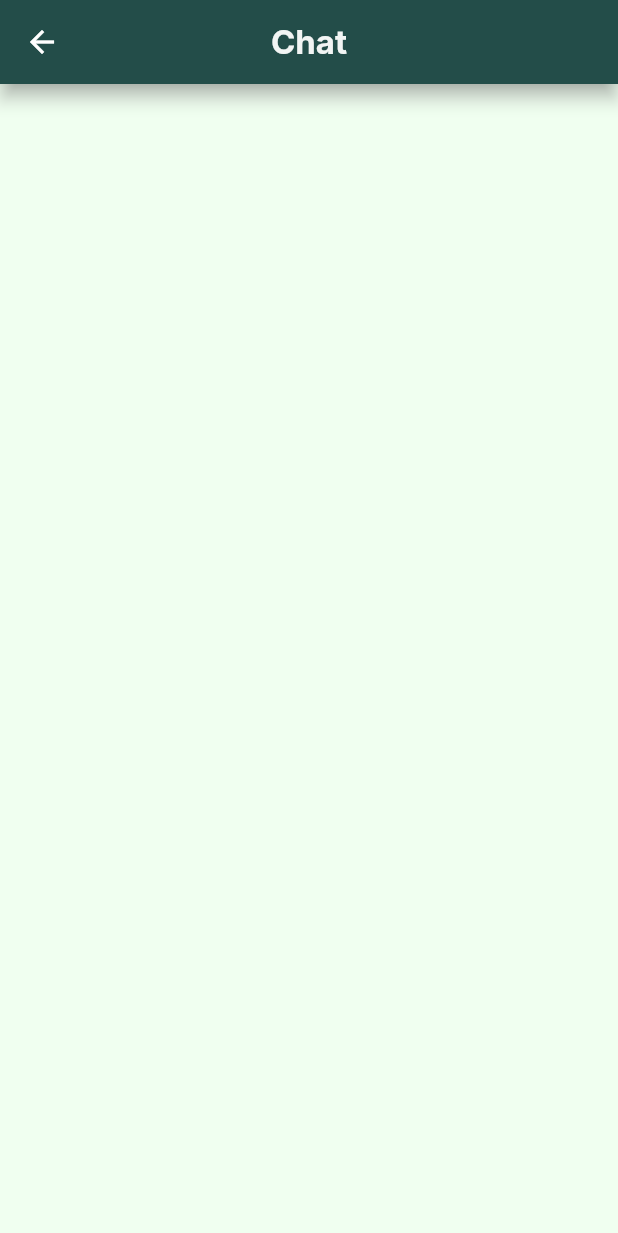
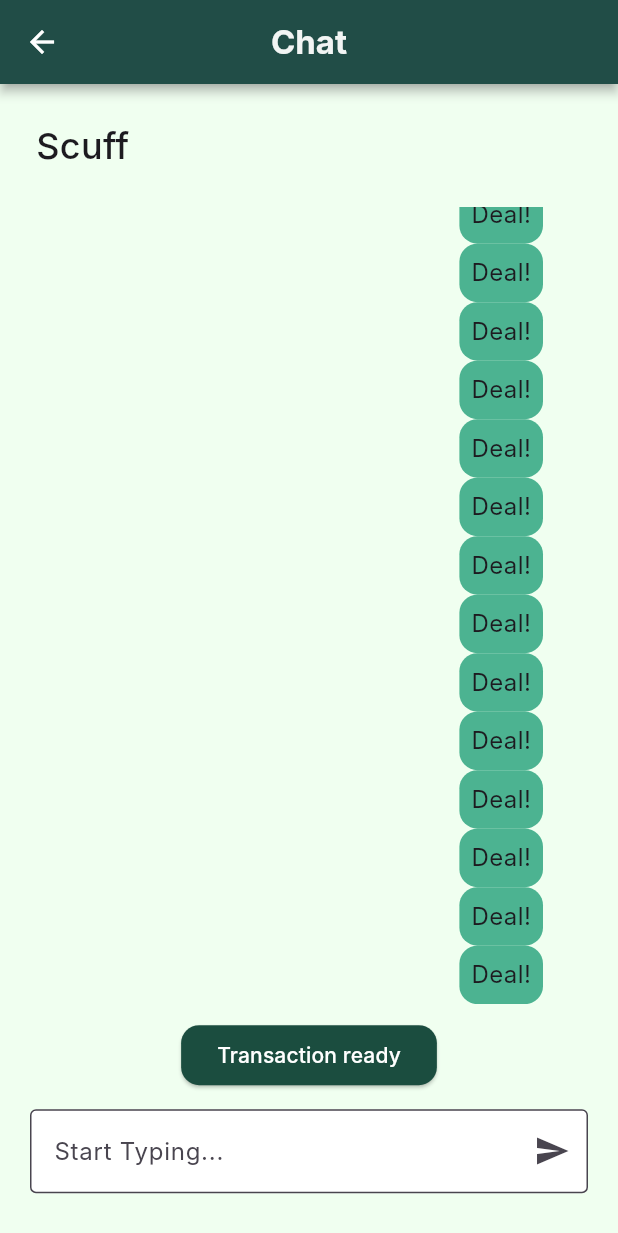
Before and after one commit to Integrated-Project-2-Needful/NeedFul, a Flutter app: the ChatLog screen opened directly, after a tap on "Scuff", on a phone screen of 412 x 824 dp. Shown: the top 1233 px of the screen. Run offline on Flutter 3.47's test engine with Material 3 defaults, Android fonts, the phone set to English and light mode, and no system bars; our stand-ins replace dio, image_picker; missing offline and left inert: flutter_floating_bottom_bar; network calls fail; Roboto replaces fonts that are missing (Inter).

Commit message:
Add chat

```diff
--- a/needful/lib/Components/integrate_model.dart
+++ b/needful/lib/Components/integrate_model.dart
@@ -122,3 +122,29 @@ class MessageLog {
     );
   }
 }
+
+class MessagePerUser {
+  final int messageid;
+  final int userid;
+  final String img;
+  final String username;
+  final String message;
+
+  MessagePerUser({
+    required this.messageid,
+    required this.userid,
+    required this.img,
+    required this.username,
+    required this.message,
+  });
+
+  factory MessagePerUser.fromJson(Map<String, dynamic> json) {
+    return MessagePerUser(
+      messageid: json['messageid'],
+      userid: json['userid'],
+      username: json['username'],
+      message: json['message'],
+      img: json['img'],
+    );
+  }
+}
--- a/needful/lib/Pages/Auth/login.dart
+++ b/needful/lib/Pages/Auth/login.dart
@@ -45,6 +45,13 @@ class _LoginPageState extends State<LoginPage> {
       _showErrorMessage('Login Failed');
     }
   }
+
+  @override
+void dispose() {
+  emailController.dispose();
+  passwordController.dispose();
+  super.dispose();
+}
 
   Future<Response> _makeLoginRequest(Map<String, dynamic> data) async {
     return dio.post(
--- a/needful/lib/Pages/Chats/ChatLog.dart
+++ b/needful/lib/Pages/Chats/ChatLog.dart
@@ -40,57 +40,57 @@ class _ChatLogState extends State<ChatLog> {
   Future<List<MessageLog>> fetchMessages() async {
   // Mock data (using your provided structure)
   final List<Map<String, dynamic>> mockData = [
+    // {
+    //   'userid': 1,
+    //   'messageUserId': 1,
+    //   'username': 'JohnDoe',
+    //   'latestMessage': 'I need the item now!',
+    //   'img': 'https://img.freepik.com/free-photo/zen-balancing-pebbles-misty-lake_53876-138198.jpg',
+    // },
     {
       'userid': 1,
       'messageUserId': 2,
-      'username': 'JohnDoe',
-      'latestMessage': 'I need the item now!',
-      'img': 'https://img.freepik.com/free-photo/zen-balancing-pebbles-misty-lake_53876-138198.jpg',
-    },
-    {
-      'userid': 3,
-      'messageUserId': 4,
       'username': 'Scuff',
-      'latestMessage': 'Hello, John!',
+      'latestMessage': 'Deal!',
       'img': 'https://i.ibb.co/3FDQHgV/362276652-1731342663961535-5299935558991469373-n.jpg',
     },
     {
-      'userid': 5,
+      'userid': 1,
       'messageUserId': 6,
       'username': 'BunnyGirl',
       'latestMessage': 'Meeting tomorrow?',
       'img': 'https://i.ibb.co/qxYnyxS/55555754-p0-master1200.jpg',
     },
     {
-      'userid': 5,
+      'userid': 1,
       'messageUserId': 6,
       'username': 'BunnyGirl',
       'latestMessage': 'Meeting tomorrow?',
       'img': 'https://i.ibb.co/qxYnyxS/55555754-p0-master1200.jpg',
     },
     {
-      'userid': 5,
+      'userid': 1,
       'messageUserId': 6,
       'username': 'BunnyGirl',
       'latestMessage': 'Meeting tomorrow?',
       'img': 'https://i.ibb.co/qxYnyxS/55555754-p0-master1200.jpg',
     },
     {
-      'userid': 5,
+      'userid': 2,
       'messageUserId': 6,
       'username': 'BunnyGirl',
       'latestMessage': 'Meeting tomorrow?',
       'img': 'https://i.ibb.co/qxYnyxS/55555754-p0-master1200.jpg',
     },
     {
-      'userid': 5,
+      'userid': 3,
       'messageUserId': 6,
       'username': 'BunnyGirl',
       'latestMessage': 'Meeting tomorrow?',
       'img': 'https://i.ibb.co/qxYnyxS/55555754-p0-master1200.jpg',
     },
     {
-      'userid': 5,
+      'userid': 3,
       'messageUserId': 6,
       'username': 'BunnyGirl',
       'latestMessage': 'Meeting tomorrow?',
@@ -164,6 +164,7 @@ class _ChatLogState extends State<ChatLog> {
                           itemBuilder: (context, index) {
                             final messagesList = messages[index];
                             return messageCard(
+                              userId: messagesList.userid,
                               messageUserId: messagesList.messageUserId,
                               username: messagesList.username,
                               img: messagesList.img,
--- a/needful/lib/Pages/Chats/ChatRoom.dart
+++ b/needful/lib/Pages/Chats/ChatRoom.dart
@@ -1,18 +1,23 @@
 import 'package:flutter/material.dart';
 import 'package:needful/Utils/color_use.dart';
+import 'package:needful/Utils/text_use.dart';
+import 'package:needful/widgets/chat_bubble.dart';
+import 'package:needful/widgets/text_form.dart';
 import 'package:needful/widgets/title_bar.dart';
 
 class ChatRoom extends StatefulWidget {
-  final int? messageUserId;
-  final int? userId;
+  final int messageUserId;
+  final int userId;
+  final String messageUsername;
 
-  const ChatRoom({super.key, this.messageUserId, this.userId});
+  const ChatRoom({super.key, required this.messageUserId, required this.userId, required this.messageUsername});
 
   @override
   State<ChatRoom> createState() => _ChatRoomState();
 }
 
 class _ChatRoomState extends State<ChatRoom> {
+  bool _isButtonPressed = false;
   @override
   Widget build(BuildContext context) {
     return Scaffold(
@@ -21,8 +26,73 @@ class _ChatRoomState extends State<ChatRoom> {
         backgroundColor: colorUse.primaryColor,
         title: 'Chat',
         centerTitle: true,
-        ),
-        // body: ,
+      ),
+      body: Column(
+        children: [
+          Flexible( // UserInfo part
+            flex: 1,
+            fit: FlexFit.loose,
+            child: Padding(
+              padding: const EdgeInsets.all(24.0),
+              child: Row(
+                mainAxisAlignment: MainAxisAlignment.spaceBetween,
+                children: [
+                  Text(
+                    widget.messageUsername,
+                    style: const TextStyle(fontSize: 24, fontWeight: FontWeight.w500),
+                  ),
+                  // const Icon(Icons.more_horiz)
+                ],
+              ),
+            ),
+          ),
+          Expanded(
+            flex: 6,
+            // fit: FlexFit.tight,
+            child: ChatBubble(
+              userId: widget.userId,
+              messageUserId: widget.messageUserId,
+              messageUsername: widget.messageUsername,
+            ),
+          ),
+          // Fixed bottom input area
+          Padding(
+            padding: EdgeInsets.all(2),
+            child: Flexible(
+              flex: 2,
+              fit: FlexFit.tight,
+              child: Container( // Wrap input area in a Container
+                padding: const EdgeInsets.symmetric(horizontal: 16, vertical: 8),
+                child: Column(
+                  children: [
+                    ElevatedButton(
+                      child: _isButtonPressed ? Text('Complete transaction',style: TextStyle(color: const Color(0xFF000000)))
+                                              : Text('Transaction ready',style: TextStyle(color: Colors.white)),
+                      style: ElevatedButton.styleFrom(
+                        backgroundColor: _isButtonPressed ? colorUse.accent : colorUse.primaryColor,
+                        shape: RoundedRectangleBorder(
+                          borderRadius: BorderRadius.circular(12)
+                        )
+                      ),
+                      onPressed: () {
+                        setState(() {
+                          _isButtonPressed = !_isButtonPressed; // Toggle the pressed state
+                        });
+                      },
+                    ),
+                    TextForm(
+                      decorationAsSendIcon: true,
+                      label: 'Start Typing...',
+                      filled: true,
+                      maxLine: 1,
+                    ),
+                  ],
+                ),
+              ),
+            ),
+          ),
+        ],
+      ),
     );
   }
 }
--- a/needful/lib/Utils/color_use.dart
+++ b/needful/lib/Utils/color_use.dart
@@ -17,4 +17,5 @@ class colorUse {
   static const textFriend = Color.fromARGB(185, 109, 42, 128);
   static const appBarColor = Color(0xFF1B4D3F);
   static const backgroundColor = Color(0xFFF0FFF0);
+  static const accent = Color(0xFFFCDDA2);
 }
--- a/needful/lib/main.dart
+++ b/needful/lib/main.dart
@@ -60,7 +60,8 @@ class _MainAppState extends State<MainApp> {
     return MaterialApp(
       debugShowCheckedModeBanner: false,
       theme: ThemeData(fontFamily: 'Inter'),
-      home: const LoginOrRegister()
+      // home: const LoginOrRegister()
+      home: Home(),
       //  !welcomeProvider.isWelcomeShown
       //     ? Welcome(onFinished: () {
       //         welcomeProvider.setWelcomeShown();
--- a/needful/lib/widgets/card_widget.dart
+++ b/needful/lib/widgets/card_widget.dart
@@ -210,13 +210,14 @@ class ProfileCard extends StatelessWidget {
 }
 
 class messageCard extends StatelessWidget {
-  final int? messageUserId;
-  final String? username;
+  final int userId;
+  final int messageUserId;
+  final String username;
   final String? latestMessage;
-  final String? img;
+  final String img;
 
   const messageCard(
-      {super.key,required this.messageUserId ,required this.username, this.latestMessage, required this.img});
+      {super.key,required this.userId,required this.messageUserId ,required this.username, this.latestMessage, required this.img});
 
   @override
   Widget build(BuildContext context) {
@@ -226,7 +227,9 @@ class messageCard extends StatelessWidget {
         onTap: () {
           Navigator.push(
             context,
-            MaterialPageRoute(builder: (context) => ChatRoom()),
+            MaterialPageRoute(builder: (context) => ChatRoom(
+              userId: userId, messageUserId: messageUserId, messageUsername: username,
+            )),
           );
         },
         child: Card(
--- /dev/null
+++ b/needful/lib/widgets/chat_bubble.dart
@@ -0,0 +1,319 @@
+import 'package:flutter/material.dart';
+import 'package:needful/Components/integrate_model.dart';
+import 'package:needful/Utils/color_use.dart';
+import 'package:needful/Utils/text_use.dart';
+
+class ChatBubble extends StatefulWidget {
+  final int messageUserId;
+  final int userId;
+  final String messageUsername;
+
+
+  const ChatBubble({
+    super.key,
+    required this.userId,
+    required this.messageUserId,
+    required this.messageUsername,
+    });
+
+  @override
+  State<ChatBubble> createState() => _ChatBubbleState();
+}
+
+class _ChatBubbleState extends State<ChatBubble> {
+  List<MessagePerUser> userMessage = [];
+
+  final ScrollController _scrollController = ScrollController();
+
+  @override
+  void initState() {
+    super.initState();
+    // Scroll to the bottom initially and after each build
+    fetchMessages().then((_) {
+      WidgetsBinding.instance.addPostFrameCallback((_) => _scrollToBottom());
+    });
+  }
+
+  @override
+  void dispose() {
+    _scrollController.dispose();
+    super.dispose();
+  }
+
+  void _scrollToBottom() {
+    if (_scrollController.hasClients) {
+      _scrollController.jumpTo(
+        _scrollController.position.maxScrollExtent, // Use jumpTo instead of animateTo
+      );
+    }
+  }
+
+  Future<List<MessagePerUser>> fetchMessages() async {
+  // Mock data (using your provided structure)
+  final List<Map<String, dynamic>> mockData = [
+    {
+      'messageid':1,
+      'userid': 1,
+      'username': 'JohnDoe',
+      'message': 'Hello, Girl!',
+      'img': 'https://img.freepik.com/free-photo/zen-balancing-pebbles-misty-lake_53876-138198.jpg',
+    },
+    {
+      'messageid':2,
+      'userid': 1,
+      'username': 'JohnDoe',
+      'message': 'I need the item now!',
+      'img': 'https://img.freepik.com/free-photo/zen-balancing-pebbles-misty-lake_53876-138198.jpg',
+    },
+    {
+      'userid': 2,
+      'messageid': 3,
+      'username': 'Scuff',
+      'message': 'Meeting tomorrow?',
+      'img': 'https://i.ibb.co/qxYnyxS/55555754-p0-master1200.jpg',
+    },
+    {
+      'userid': 2,
+      'messageid': 4,
+      'username': 'Scuff',
+      'message': 'I\m available tomorrow, are you?',
+      'img': 'https://i.ibb.co/qxYnyxS/55555754-p0-master1200.jpg',
+    },
+    {
+      'userid': 1,
+      'messageid': 5,
+      'username': 'JohnDoe',
+      'message': 'Sure tomorrow what time?',
+      'img': 'https://img.freepik.com/free-photo/zen-balancing-pebbles-misty-lake_53876-138198.jpg',
+    },
+    {
+      'userid': 2,
+      'messageid': 6,
+      'username': 'Scuff',
+      'message': '12:00 AM at KMUTT',
+      'img': 'https://i.ibb.co/qxYnyxS/55555754-p0-master1200.jpg',
+    },
+    {
+      'userid': 1,
+      'messageid': 7,
+      'username': 'JohnDoe',
+      'message': 'Deal!',
+      'img': 'https://img.freepik.com/free-photo/zen-balancing-pebbles-misty-lake_53876-138198.jpg',
+    },
+    {
+      'userid': 1,
+      'messageid': 7,
+      'username': 'JohnDoe',
+      'message': 'Deal!',
+      'img': 'https://img.freepik.com/free-photo/zen-balancing-pebbles-misty-lake_53876-138198.jpg',
+    },
+    {
+      'userid': 1,
+      'messageid': 7,
+      'username': 'JohnDoe',
+      'message': 'Deal!',
+      'img': 'https://img.freepik.com/free-photo/zen-balancing-pebbles-misty-lake_53876-138198.jpg',
+    },
+    {
+      'userid': 1,
+      'messageid': 7,
+      'username': 'JohnDoe',
+      'message': 'Deal!',
+      'img': 'https://img.freepik.com/free-photo/zen-balancing-pebbles-misty-lake_53876-138198.jpg',
+    },
+    {
+      'userid': 1,
+      'messageid': 7,
+      'username': 'JohnDoe',
+      'message': 'Deal!',
+      'img': 'https://img.freepik.com/free-photo/zen-balancing-pebbles-misty-lake_53876-138198.jpg',
+    },
+    {
+      'userid': 1,
+      'messageid': 7,
+      'username': 'JohnDoe',
+      'message': 'Deal!',
+      'img': 'https://img.freepik.com/free-photo/zen-balancing-pebbles-misty-lake_53876-138198.jpg',
+    },
+    {
+      'userid': 1,
+      'messageid': 7,
+      'username': 'JohnDoe',
+      'message': 'Deal!',
+      'img': 'https://img.freepik.com/free-photo/zen-balancing-pebbles-misty-lake_53876-138198.jpg',
+    },
+    {
+      'userid': 1,
+      'messageid': 7,
+      'username': 'JohnDoe',
+      'message': 'Deal!',
+      'img': 'https://img.freepik.com/free-photo/zen-balancing-pebbles-misty-lake_53876-138198.jpg',
+    },
+    {
+      'userid': 1,
+      'messageid': 7,
+      'username': 'JohnDoe',
+      'message': 'Deal!',
+      'img': 'https://img.freepik.com/free-photo/zen-balancing-pebbles-misty-lake_53876-138198.jpg',
+    },
+    {
+      'userid': 1,
+      'messageid': 7,
+      'username': 'JohnDoe',
+      'message': 'Deal!',
+      'img': 'https://img.freepik.com/free-photo/zen-balancing-pebbles-misty-lake_53876-138198.jpg',
+    },
+    {
+      'userid': 1,
+      'messageid': 7,
+      'username': 'JohnDoe',
+      'message': 'Deal!',
+      'img': 'https://img.freepik.com/free-photo/zen-balancing-pebbles-misty-lake_53876-138198.jpg',
+    },
+    {
+      'userid': 1,
+      'messageid': 7,
+      'username': 'JohnDoe',
+      'message': 'Deal!',
+      'img': 'https://img.freepik.com/free-photo/zen-balancing-pebbles-misty-lake_53876-138198.jpg',
+    },
+    {
+      'userid': 1,
+      'messageid': 7,
+      'username': 'JohnDoe',
+      'message': 'Deal!',
+      'img': 'https://img.freepik.com/free-photo/zen-balancing-pebbles-misty-lake_53876-138198.jpg',
+    },
+    {
+      'userid': 1,
+      'messageid': 7,
+      'username': 'JohnDoe',
+      'message': 'Deal!',
+      'img': 'https://img.freepik.com/free-photo/zen-balancing-pebbles-misty-lake_53876-138198.jpg',
+    },
+    {
+      'userid': 1,
+      'messageid': 7,
+      'username': 'JohnDoe',
+      'message': 'Deal!',
+      'img': 'https://img.freepik.com/free-photo/zen-balancing-pebbles-misty-lake_53876-138198.jpg',
+    },
+    {
+      'userid': 1,
+      'messageid': 7,
+      'username': 'JohnDoe',
+      'message': 'Deal!',
+      'img': 'https://img.freepik.com/free-photo/zen-balancing-pebbles-misty-lake_53876-138198.jpg',
+    },
+    {
+      'userid': 1,
+      'messageid': 7,
+      'username': 'JohnDoe',
+      'message': 'Deal!',
+      'img': 'https://img.freepik.com/free-photo/zen-balancing-pebbles-misty-lake_53876-138198.jpg',
+    },
+    {
+      'userid': 1,
+      'messageid': 7,
+      'username': 'JohnDoe',
+      'message': 'Deal!',
+      'img': 'https://img.freepik.com/free-photo/zen-balancing-pebbles-misty-lake_53876-138198.jpg',
+    },
+    {
+      'userid': 1,
+      'messageid': 7,
+      'username': 'JohnDoe',
+      'message': 'Deal!',
+      'img': 'https://img.freepik.com/free-photo/zen-balancing-pebbles-misty-lake_53876-138198.jpg',
+    },
+
+  ];
+
+  // Simulate network delay (optional)
+  // await Future.delayed(Duration(seconds: 1));
+
+  // Parse the mock data
+  List<MessagePerUser> userMessage = mockData.map((json) => MessagePerUser.fromJson(json)).toList();
+
+  // (If you're using a StatefulWidget, you might have setState here)
+  // setState(() { this.items = items; });
+
+  return userMessage;
+}
+
+  @override
+  Widget build(BuildContext context) {
+    return Container(
+      child:
+        FutureBuilder<List<MessagePerUser>>(
+            future: fetchMessages(),
+            builder:(context, snapshot) {
+              if (snapshot.connectionState == ConnectionState.waiting){
+                return const Center(child: CircularProgressIndicator());
+              }else if (snapshot.hasError){
+                return Center(child: Text('Error: ${snapshot.error}'));
+              } else {
+                userMessage = snapshot.data!;
+                if(userMessage.isEmpty){
+                  return Center(
+                    child: const Text('You don\'t have a message yet'),
+                  );
+                } else {
+                  return Container(
+                    child: ListView.builder(
+                          controller: _scrollController,
+                          // reverse: true,
+                          shrinkWrap: true,
+                          itemCount: userMessage.length,
+                          itemBuilder: (context, index) {
+                          final message = userMessage[index];
+                          bool isMe = message.userid == widget.userId; // Check if the message is mine
+                          bool showAvatar = index == 0 || userMessage[index - 1].userid != message.userid;
+
+                          return Align(
+                            alignment: isMe ? Alignment.centerRight : Alignment.centerLeft,
+                            child: Container(
+                              // isMe ? (isLastConsecutive ? const Radius.circular(12) : Radius.zero) : const Radius.circular(12),
+                              padding: isMe ? (!showAvatar ? const EdgeInsets.only(right: 50) : EdgeInsets.all(4.0) )
+                                            : (!showAvatar ? const EdgeInsets.only(left: 50) : EdgeInsets.all(4.0) ),
+                              child: Row(
+                                mainAxisSize: MainAxisSize.min,
+                                // Reorder based on 'isMe'
+                                children: [
+                                 if (!isMe && showAvatar)
+                                  CircleAvatar(backgroundImage: NetworkImage(message.img)),
+                                  const SizedBox(width: 8),
+                                  Flexible(
+                                    child: Container(
+                                      constraints: BoxConstraints(maxWidth: 180),
+                                      padding: const EdgeInsets.all(8),
+                                      decoration: BoxDecoration(
+                                        color: isMe ? colorUse.activeButton : Colors.grey[200],
+                                        borderRadius: BorderRadius.only(
+                                          topLeft: const Radius.circular(12),
+                                          topRight: const Radius.circular(12),
+                                          bottomRight: isMe ? (!showAvatar ? const Radius.circular(12) : Radius.zero) : const Radius.circular(12),
+                                          bottomLeft: isMe ? const Radius.circular(12) : (!showAvatar ? const Radius.circular(12) : Radius.zero),
+                                        ),
+                                      ),
+                                      child: RegularText(message.message),
+                                    ),
+                                  ),
+                                  // RegularText(message.message),
+                                  if (isMe && showAvatar) const SizedBox(width: 8), // Add space before avatar for my message
+                                  if (isMe && showAvatar)
+                                    CircleAvatar(backgroundImage: NetworkImage(message.img)),
+                                ],
+                              ),
+                            ),
+                          );
+                        },
+                      )
+                  );
+                }
+              }
+            },
+          )
+    );
+  }
+}
--- a/needful/lib/widgets/text_form.dart
+++ b/needful/lib/widgets/text_form.dart
@@ -6,6 +6,7 @@ class TextForm extends StatefulWidget {
   final int? maxLine;
   final TextEditingController? controller;
   final bool? filled;
+  final bool? decorationAsSendIcon;
 
   const TextForm({
     super.key,
@@ -13,6 +14,7 @@ class TextForm extends StatefulWidget {
     this.controller,
     this.maxLine,
     this.filled,
+    this.decorationAsSendIcon,
   });
 
   @override
@@ -30,6 +32,7 @@ class _TextFormState extends State<TextForm> {
           child: TextFormField(
             maxLines: widget.maxLine,
             decoration: InputDecoration(
+              suffixIcon: widget.decorationAsSendIcon != null ? Icon(Icons.send) : null,
               filled: widget.filled?? false,
               fillColor: widget.filled== true? Colors.white : colorUse.backgroundColor,
               border: const OutlineInputBorder(),
```
